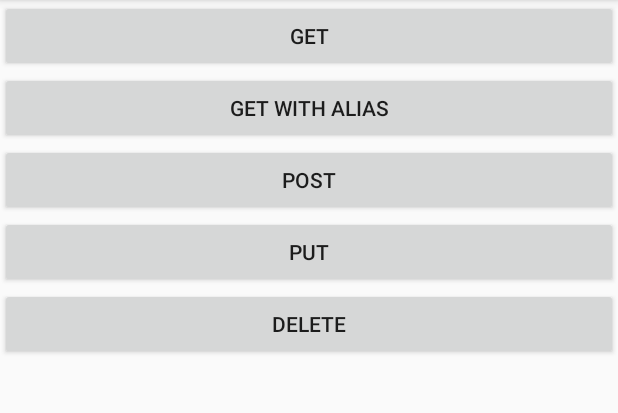
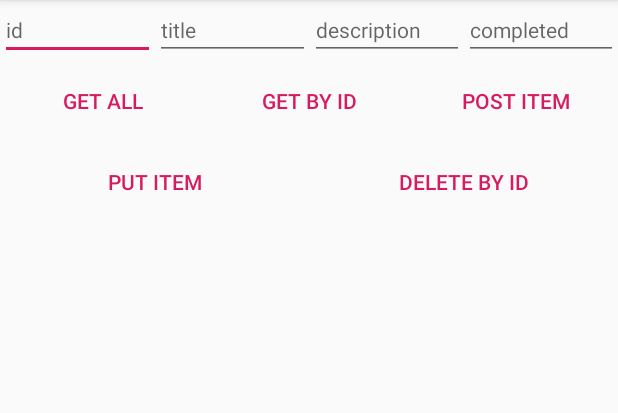
Before and after one commit to egorshustov/retrofit-test, an Android app: the screen it shows after launch (MainActivity), on a phone screen of 412 x 824 dp, the part 84-497 px from its top. Run offline under Robolectric (Android 15) with nearby library versions, the phone set to English and light mode, and no system bars.

Commit message:
EditText views added, server responses handled

```diff
--- a/app/src/main/java/com/egorshustov/retrofittest/ApiInterface.kt
+++ b/app/src/main/java/com/egorshustov/retrofittest/ApiInterface.kt
@@ -16,7 +16,7 @@ interface ApiInterface {
     fun apiPostRequest(@Body item: Item): Call<Item>
 
     @PUT("api_test_retrofit/tasks/{id}")
-    fun apiPutRequestWithAlias(@Path("id") id: String, @Body item: Item): Call<String>
+    fun apiPutRequestWithAlias(@Path("id") id: String, @Body item: Item): Call<Item>
 
     @DELETE("api_test_retrofit/tasks/{id}")
     fun apiDeleteRequestWithAlias(@Path("id") id: String): Call<Item>
--- a/app/src/main/res/layout/activity_main.xml
+++ b/app/src/main/res/layout/activity_main.xml
@@ -3,33 +3,98 @@
               android:layout_width="match_parent"
               android:layout_height="match_parent"
               android:orientation="vertical">
+
+    <LinearLayout
+            android:orientation="horizontal"
+            android:layout_width="match_parent"
+            android:layout_height="wrap_content">
+        <EditText
+                android:layout_width="wrap_content"
+                android:layout_height="wrap_content"
+                android:inputType="textPersonName"
+                android:hint="@string/hint_id"
+                android:ems="10"
+                android:id="@+id/editId"
+                android:layout_weight="1"
+                android:textSize="14sp"/>
+        <EditText
+                android:layout_width="wrap_content"
+                android:layout_height="wrap_content"
+                android:inputType="textPersonName"
+                android:hint="@string/hint_title"
+                android:ems="10"
+                android:id="@+id/editTitle"
+                android:layout_weight="1"
+                android:textSize="14sp"/>
+        <EditText
+                android:layout_width="wrap_content"
+                android:layout_height="wrap_content"
+                android:inputType="textPersonName"
+                android:hint="@string/hint_description"
+                android:ems="10"
+                android:id="@+id/editDescription"
+                android:layout_weight="1"
+                android:textSize="14sp"/>
+        <EditText
+                android:layout_width="wrap_content"
+                android:layout_height="wrap_content"
+                android:inputType="textPersonName"
+                android:hint="@string/hint_completed"
+                android:ems="10"
+                android:id="@+id/editCompleted"
+                android:layout_weight="1"
+                android:textSize="14sp"/>
+    </LinearLayout>
+    <LinearLayout
+            android:orientation="horizontal"
+            android:layout_width="match_parent"
+            android:layout_height="wrap_content">
         <Button
                 android:id="@+id/btnGet"
                 android:text="@string/btn_get"
                 android:layout_width="match_parent"
-            android:layout_height="wrap_content"/>
+                android:layout_height="wrap_content"
+                android:layout_weight="1"
+                style="?android:attr/buttonBarButtonStyle"/>
         <Button
                 android:id="@+id/btnGetWithAlias"
                 android:text="@string/btn_get_with_alias"
                 android:layout_width="match_parent"
-            android:layout_height="wrap_content"/>
+                android:layout_height="wrap_content"
+                android:layout_weight="1"
+                style="?android:attr/buttonBarButtonStyle"/>
         <Button
                 android:id="@+id/btnPost"
                 android:text="@string/btn_post"
                 android:layout_width="match_parent"
-            android:layout_height="wrap_content"/>
+                android:layout_height="wrap_content"
+                android:layout_weight="1"
+                style="?android:attr/buttonBarButtonStyle"/>
+    </LinearLayout>
+
+    <LinearLayout
+            android:orientation="horizontal"
+            android:layout_width="match_parent"
+            android:layout_height="wrap_content">
         <Button
                 android:id="@+id/btnPut"
                 android:text="@string/btn_put"
                 android:layout_width="match_parent"
-            android:layout_height="wrap_content"/>
+                android:layout_height="wrap_content"
+                android:layout_weight="1"
+                style="?android:attr/buttonBarButtonStyle"/>
         <Button
                 android:id="@+id/btnDelete"
                 android:text="@string/btn_delete"
                 android:layout_width="match_parent"
-            android:layout_height="wrap_content"/>
+                android:layout_height="wrap_content"
+                android:layout_weight="1"
+                style="?android:attr/buttonBarButtonStyle"/>
+    </LinearLayout>
+
     <TextView
             android:id="@+id/textResponse"
             android:layout_width="match_parent"
             android:layout_height="wrap_content" />
+
 </LinearLayout>
--- a/app/src/main/res/values/strings.xml
+++ b/app/src/main/res/values/strings.xml
@@ -1,8 +1,12 @@
 <resources>
     <string name="app_name">RetrofitTest</string>
-    <string name="btn_get">GET</string>
-    <string name="btn_get_with_alias">GET WITH ALIAS</string>
-    <string name="btn_post">POST</string>
-    <string name="btn_put">PUT</string>
-    <string name="btn_delete">DELETE</string>
+    <string name="btn_get">GET ALL</string>
+    <string name="btn_get_with_alias">GET BY ID</string>
+    <string name="btn_post">POST ITEM</string>
+    <string name="btn_put">PUT ITEM</string>
+    <string name="btn_delete">DELETE BY ID</string>
+    <string name="hint_id">id</string>
+    <string name="hint_title">title</string>
+    <string name="hint_description">description</string>
+    <string name="hint_completed">completed</string>
 </resources>
```
Also changed, not shown: app/src/main/java/com/egorshustov/retrofittest/MainActivity.kt (+67 -74 lines). Lines whose indentation alone changed are shown as unchanged.
